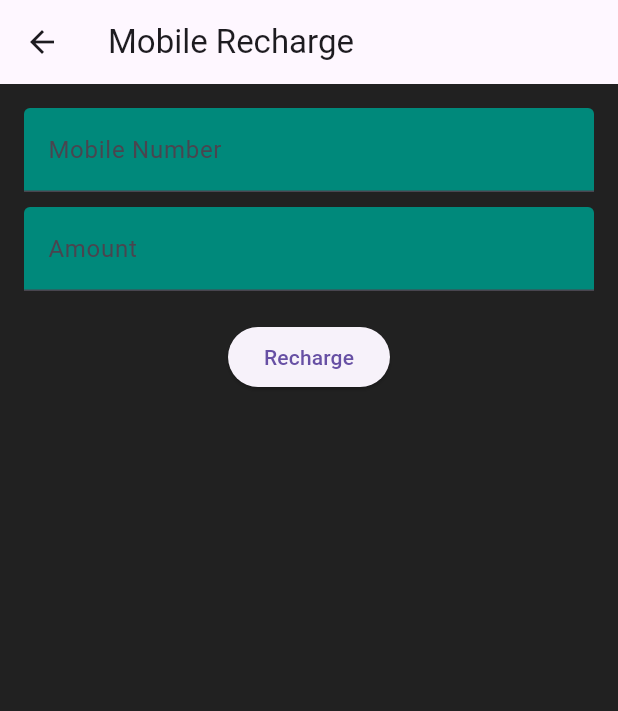
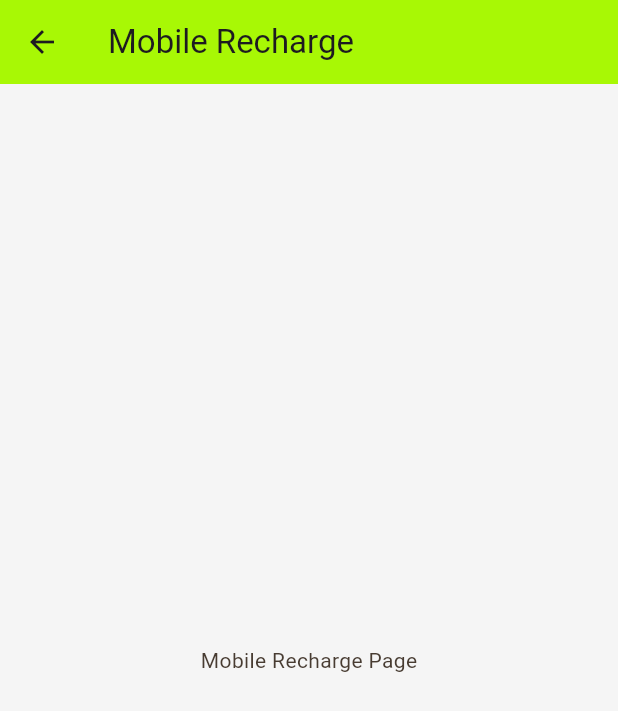
Before and after one commit to Riddhi-crypto/bankappfrontend, a Flutter app: the screen it shows after launch, after a tap on "Create Account", after a tap on "Mobile Recharge", on a phone screen of 412 x 824 dp. Shown: the top 711 px of the screen. Run offline on Flutter 3.47's test engine with Material 3 defaults, Android fonts, the phone set to English and light mode, and no system bars.

Commit message:
Update main.dart

```diff
--- a/lib/main.dart
+++ b/lib/main.dart
@@ -10,11 +10,14 @@ class PaynestApp extends StatelessWidget {
     return MaterialApp(
       title: 'PayNestor App',
       theme: ThemeData(
-        primarySwatch: Colors.teal,
-        scaffoldBackgroundColor: Colors.grey[900],
+        primarySwatch: Colors.green, // Olive color for primary
+        scaffoldBackgroundColor: Colors.grey[100], // Cream background
+        appBarTheme: AppBarTheme(
+          backgroundColor: Color(0xFFA8F805), // Olive AppBar
+        ),
         textTheme: TextTheme(
-          headlineMedium: TextStyle(color: Colors.white), // For titles
-          bodyMedium: TextStyle(color: Colors.white), // For body text
+          headlineMedium: TextStyle(color: Color(0xFF483C32)), // Taupe for titles
+          bodyMedium: TextStyle(color: Color(0xFF483C32)), // Taupe for body text
         ),
       ),
       home: AccountSetupPage(),
@@ -55,21 +58,33 @@ class _AccountSetupPageState extends State<AccountSetupPage> {
           children: <Widget>[
             TextField(
               controller: _emailController,
-              decoration: InputDecoration(labelText: 'Email', filled: true, fillColor: Colors.teal[600]),
-              style: TextStyle(color: Colors.white),
+              decoration: InputDecoration(
+                labelText: 'Email',
+                filled: true,
+                fillColor: Colors.green[100], // Olive light fill for input
+              ),
+              style: TextStyle(color: Color(0xFF483C32)), // Taupe text
             ),
             SizedBox(height: 10),
             TextField(
               controller: _passwordController,
-              decoration: InputDecoration(labelText: 'Password', filled: true, fillColor: Colors.teal[600]),
+              decoration: InputDecoration(
+                labelText: 'Password',
+                filled: true,
+                fillColor: Colors.green[100], // Olive light fill
+              ),
               obscureText: true,
-              style: TextStyle(color: Colors.white),
+              style: TextStyle(color: Color(0xFF483C32)), // Taupe text
             ),
             SizedBox(height: 10),
             TextField(
               controller: _phoneController,
-              decoration: InputDecoration(labelText: 'Phone Number', filled: true, fillColor: Colors.teal[600]),
-              style: TextStyle(color: Colors.white),
+              decoration: InputDecoration(
+                labelText: 'Phone Number',
+                filled: true,
+                fillColor: Colors.green[100], // Olive light fill
+              ),
+              style: TextStyle(color: Color(0xFF483C32)), // Taupe text
             ),
             SizedBox(height: 20),
             ElevatedButton(
@@ -78,6 +93,9 @@ class _AccountSetupPageState extends State<AccountSetupPage> {
                   _isAccountCreated = true;
                 });
               },
+              style: ElevatedButton.styleFrom(
+                backgroundColor: Color(0xFFA8F805), // Olive button color
+              ),
               child: Text('Create Account'),
             ),
           ],
@@ -107,12 +125,15 @@ class HomePage extends StatelessWidget {
         child: Column(
           crossAxisAlignment: CrossAxisAlignment.start,
           children: [
-            Text('Welcome to PayNestor!', style: TextStyle(fontSize: 24, color: Colors.teal[700])),
+            Text('Welcome to PayNestor!', style: TextStyle(fontSize: 24, color: Color(0xFFA8F805))), // Olive text
             SizedBox(height: 30),
             ElevatedButton(
               onPressed: () {
                 Navigator.push(context, MaterialPageRoute(builder: (context) => TransferMoneyPage()));
               },
+              style: ElevatedButton.styleFrom(
+                backgroundColor: Color(0xFFA8F805), // Olive button
+              ),
               child: Text('Transfer Money'),
             ),
             SizedBox(height: 10),
@@ -120,6 +141,9 @@ class HomePage extends StatelessWidget {
               onPressed: () {
                 Navigator.push(context, MaterialPageRoute(builder: (context) => BalanceHistoryPage()));
               },
+              style: ElevatedButton.styleFrom(
+                backgroundColor: Color(0xFFA8F805), // Olive button
+              ),
               child: Text('Balance History'),
             ),
             SizedBox(height: 10),
@@ -127,6 +151,9 @@ class HomePage extends StatelessWidget {
               onPressed: () {
                 Navigator.push(context, MaterialPageRoute(builder: (context) => MobileRechargePage()));
               },
+              style: ElevatedButton.styleFrom(
+                backgroundColor: Color(0xFFA8F805), // Olive button
+              ),
               child: Text('Mobile Recharge'),
             ),
             SizedBox(height: 10),
@@ -134,6 +161,9 @@ class HomePage extends StatelessWidget {
               onPressed: () {
                 Navigator.push(context, MaterialPageRoute(builder: (context) => BookTicketsPage()));
               },
+              style: ElevatedButton.styleFrom(
+                backgroundColor: Color(0xFFA8F805), // Olive button
+              ),
               child: Text('Book Tickets'),
             ),
             SizedBox(height: 10),
@@ -141,6 +171,9 @@ class HomePage extends StatelessWidget {
               onPressed: () {
                 Navigator.push(context, MaterialPageRoute(builder: (context) => CrossBorderPaymentPage()));
               },
+              style: ElevatedButton.styleFrom(
+                backgroundColor: Color(0xFFA8F805), // Olive button
+              ),
               child: Text('Cross-Border Payment'),
             ),
           ],
@@ -187,15 +220,23 @@ class _TransferMoneyPageState extends State<TransferMoneyPage> {
             SizedBox(height: 10),
             TextField(
               controller: _recipientController,
-              decoration: InputDecoration(labelText: 'Recipient', filled: true, fillColor: Colors.teal[600]),
-              style: TextStyle(color: Colors.white),
+              decoration: InputDecoration(
+                labelText: 'Recipient',
+                filled: true,
+                fillColor: Colors.green[100], // Olive light fill
+              ),
+              style: TextStyle(color: Color(0xFF483C32)), // Taupe text
             ),
             SizedBox(height: 10),
             TextField(
               controller: _amountController,
-              decoration: InputDecoration(labelText: 'Amount', filled: true, fillColor: Colors.teal[600]),
+              decoration: InputDecoration(
+                labelText: 'Amount',
+                filled: true,
+                fillColor: Colors.green[100], // Olive light fill
+              ),
               keyboardType: TextInputType.number,
-              style: TextStyle(color: Colors.white),
+              style: TextStyle(color: Color(0xFF483C32)), // Taupe text
             ),
             SizedBox(height: 20),
             ElevatedButton(
@@ -207,6 +248,9 @@ class _TransferMoneyPageState extends State<TransferMoneyPage> {
                   _showSuccessDialog(context, _recipientController.text, amount);
                 }
               },
+              style: ElevatedButton.styleFrom(
+                backgroundColor: Color(0xFFA8F805), // Olive button color
+              ),
               child: Text('Send Money'),
             ),
           ],
@@ -226,7 +270,8 @@ class _TransferMoneyPageState extends State<TransferMoneyPage> {
             onPressed: () {
               Navigator.of(context).pop();
             },
-    child: Text('OK'),),
+            child: Text('OK'),
+          ),
         ],
       ),
     );
@@ -243,7 +288,8 @@ void _showSuccessDialog(BuildContext context, String recipient, double amount) {
             onPressed: () {
               Navigator.of(context).pop();
             },
-  child: Text('OK'),),
+            child: Text('OK'),
+          ),
         ],
       ),
     );
@@ -264,46 +310,19 @@ class _BalanceHistoryPageState extends State<BalanceHistoryPage> {
       appBar: AppBar(
         title: Text('Balance History'),
       ),
-      body: Padding(
-        padding: const EdgeInsets.all(16.0),
-        child: transactions.isEmpty
-            ? Center(child: Text('No transaction history found.', style: TextStyle(color: Colors.white)))
-            : ListView.builder(
+      body: ListView.builder(
         itemCount: transactions.length,
         itemBuilder: (context, index) {
           final transaction = transactions[index];
           return ListTile(
-              title: Text(transaction['recipient'] ?? 'Unknown', style: TextStyle(color: Colors.white)),
-              subtitle: Text(transaction['date'] ?? 'No Date', style: TextStyle(color: Colors.white)),
-              trailing: Text('₹${transaction['amount']?.toStringAsFixed(2) ?? '0.00'}', style: TextStyle(color: Colors.white)),
+            title: Text('${transaction['type']} - ₹${transaction['amount']}'),
+            subtitle: Text('Date: ${transaction['date']}'),
           );
         },
       ),
-      ),
-      floatingActionButton: FloatingActionButton(
-        onPressed: () {
-          _addTransaction();
-        },
-        child: Icon(Icons.add),
-        backgroundColor: Colors.teal,
-      ),
     );
   }
-
-  void _addTransaction() {
-    // Example transaction data, you can modify this to accept user input
-    final newTransaction = {
-      'recipient': 'New User',
-      'amount': 1000.00,
-      'date': DateTime.now().toLocal().toString().split(' ')[0], // Just the date part
-    };
-
-    setState(() {
-      transactions.add(newTransaction); // Add the new transaction to the list
-    });
 }
-}
-
 
 class MobileRechargePage extends StatelessWidget {
   @override
@@ -312,29 +331,8 @@ class MobileRechargePage extends StatelessWidget {
       appBar: AppBar(
         title: Text('Mobile Recharge'),
       ),
-      body: Padding(
-        padding: const EdgeInsets.all(16.0),
-        child: Column(
-          children: [
-            TextField(
-              decoration: InputDecoration(labelText: 'Mobile Number', filled: true, fillColor: Colors.teal[600]),
-              style: TextStyle(color: Colors.white),
-            ),
-            SizedBox(height: 10),
-            TextField(
-              decoration: InputDecoration(labelText: 'Amount', filled: true, fillColor: Colors.teal[600]),
-              keyboardType: TextInputType.number,
-              style: TextStyle(color: Colors.white),
-            ),
-            SizedBox(height: 20),
-            ElevatedButton(
-              onPressed: () {
-                // Add mobile recharge functionality here
-              },
-              child: Text('Recharge'),
-            ),
-          ],
-        ),
+      body: Center(
+        child: Text('Mobile Recharge Page'),
       ),
     );
   }
@@ -347,11 +345,8 @@ class BookTicketsPage extends StatelessWidget {
       appBar: AppBar(
         title: Text('Book Tickets'),
       ),
-      body: Padding(
-        padding: const EdgeInsets.all(16.0),
-        child: Center(
-          child: Text('Ticket booking functionality goes here.', style: TextStyle(color: Colors.white)),
-        ),
+      body: Center(
+        child: Text('Book Tickets Page'),
       ),
     );
   }
@@ -364,11 +359,8 @@ class CrossBorderPaymentPage extends StatelessWidget {
       appBar: AppBar(
         title: Text('Cross-Border Payment'),
       ),
-      body: Padding(
-        padding: const EdgeInsets.all(16.0),
-        child: Center(
-          child: Text('Cross-border payment functionality goes here.', style: TextStyle(color: Colors.white)),
-        ),
+      body: Center(
+        child: Text('Cross-Border Payment Page'),
       ),
     );
   }
```
Lines whose indentation alone changed are shown as unchanged.
